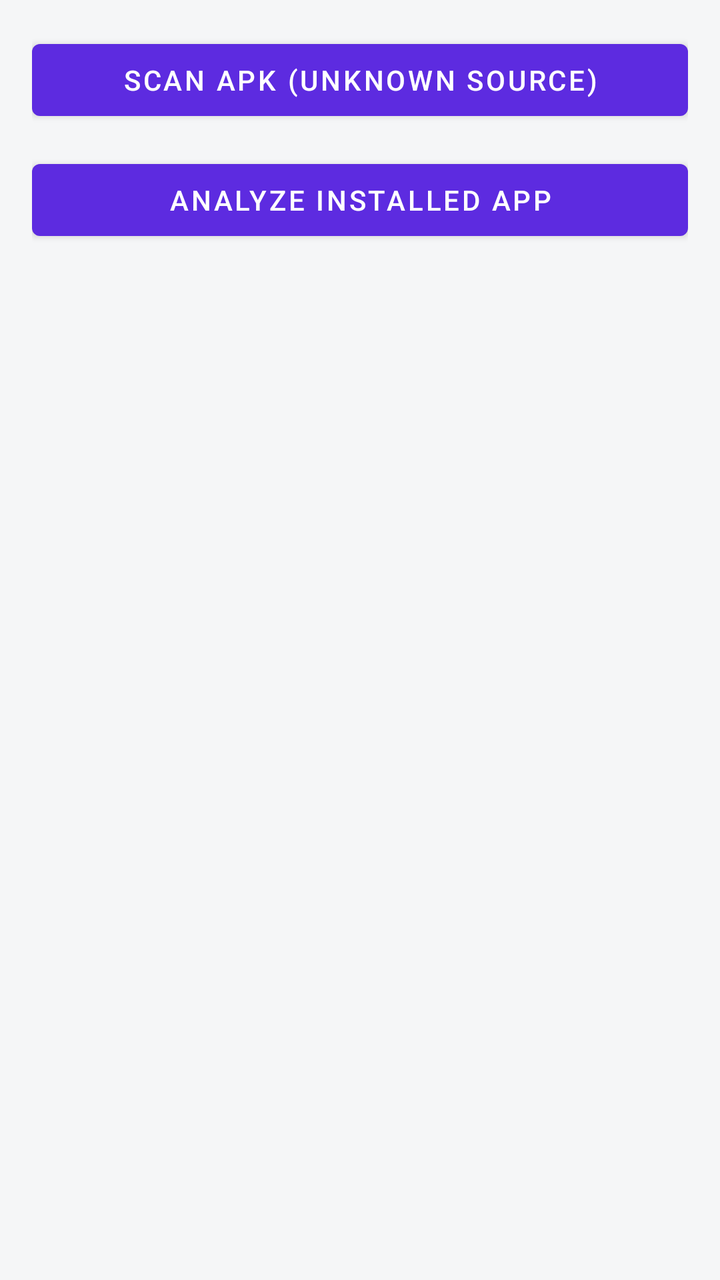
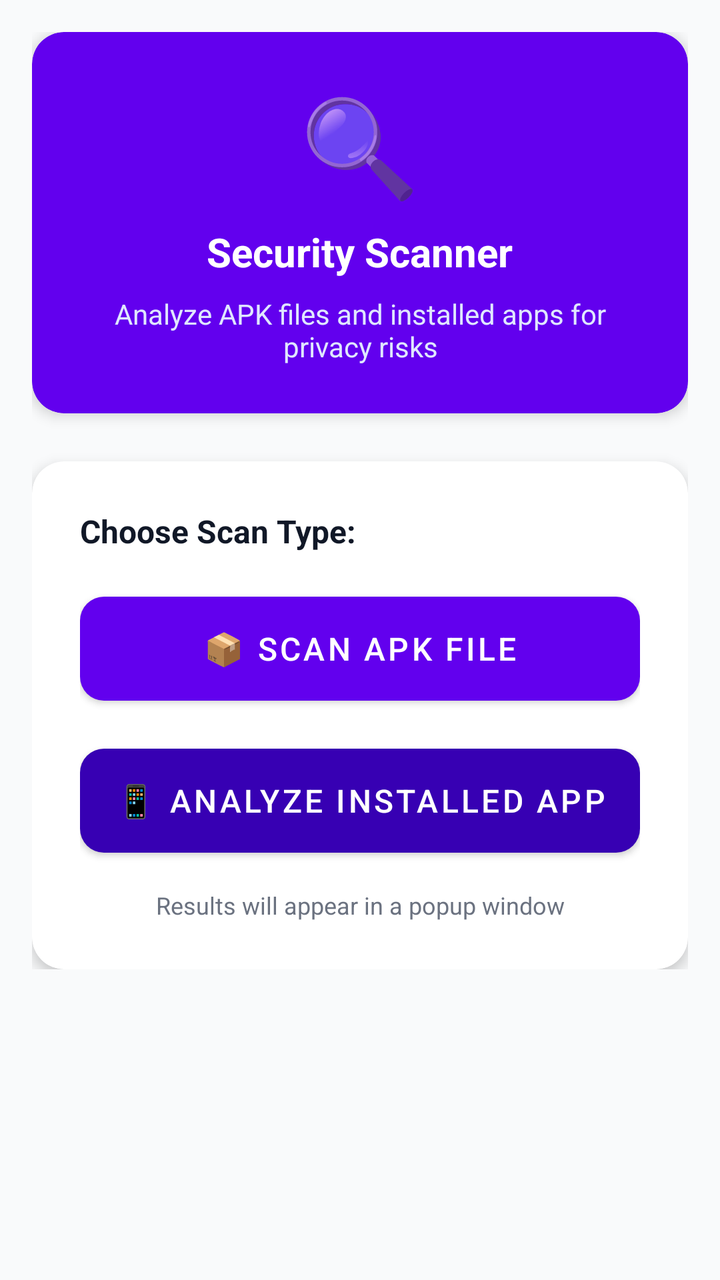

Before-and-after screenshots of an Android layout around one commit, followed by the original layout XML and the change that was made.
<!-- AndroidManifest.xml: application theme Theme.AppPrivacyAnalyzer -->
<!-- res/layout/fragment_scan.xml -->
<?xml version="1.0" encoding="utf-8"?>
<ScrollView xmlns:android="http://schemas.android.com/apk/res/android"
    android:layout_width="match_parent"
    android:layout_height="match_parent">

    <LinearLayout
        android:layout_width="match_parent"
        android:layout_height="wrap_content"
        android:orientation="vertical"
        android:padding="16dp">

        
        <Button
            android:id="@+id/btnScanApk"
            android:layout_width="match_parent"
            android:layout_height="wrap_content"
            android:text="SCAN APK (UNKNOWN SOURCE)" />

        
        <Button
            android:id="@+id/btnScanInstalled"
            android:layout_width="match_parent"
            android:layout_height="wrap_content"
            android:layout_marginTop="12dp"
            android:text="ANALYZE INSTALLED APP" />

        
        <LinearLayout
            android:id="@+id/resultContainer"
            android:layout_width="match_parent"
            android:layout_height="wrap_content"
            android:layout_marginTop="20dp"
            android:orientation="vertical"
            android:padding="12dp"
            android:background="@android:color/white"
            android:visibility="gone">

            <TextView
                android:id="@+id/tvAppName"
                android:textStyle="bold"
                android:textSize="18sp"
                android:layout_width="wrap_content"
                android:layout_height="wrap_content" />

            <TextView
                android:id="@+id/tvPackage"
                android:textColor="#666666"
                android:layout_marginBottom="8dp"
                android:layout_width="wrap_content"
                android:layout_height="wrap_content" />

            <TextView
                android:text="Privacy-sensitive access:"
                android:textStyle="bold"
                android:layout_width="wrap_content"
                android:layout_height="wrap_content" />

            <TextView
                android:id="@+id/tvRisks"
                android:layout_marginTop="4dp"
                android:layout_width="wrap_content"
                android:layout_height="wrap_content" />

            
            <TextView
                android:id="@+id/tvSignature"
                android:layout_marginTop="10dp"
                android:text="Signature verification will appear here"
                android:textColor="#444444"
                android:textSize="14sp"
                android:layout_width="wrap_content"
                android:layout_height="wrap_content" />

            
            <TextView
                android:id="@+id/tvScore"
                android:textStyle="bold"
                android:layout_marginTop="8dp"
                android:layout_width="wrap_content"
                android:layout_height="wrap_content" />

        </LinearLayout>

    </LinearLayout>
</ScrollView>
<!-- resources referenced by this layout -->
<resources>
  <style name="Theme.AppPrivacyAnalyzer" parent="Theme.MaterialComponents.Light.NoActionBar">
          
          <item name="colorPrimary">@color/purple_start</item>
          <item name="colorPrimaryVariant">@color/purple_end</item>
          <item name="colorOnPrimary">@color/white</item>
  
          <item name="colorSecondary">@color/amber</item>
          <item name="android:statusBarColor">@color/primary_dark</item>
          <item name="android:windowBackground">@color/bg_light</item>
  
          
          <item name="materialCardViewStyle">@style/Widget.MaterialComponents.CardView</item>
      </style>
  <color name="purple_start">#5D2BE0</color>
  <color name="purple_end">#7B1FFF</color>
  <color name="white">#FFFFFF</color>
  <color name="amber">#FFC107</color>
  <color name="primary_dark">#3700B3</color>
  <color name="bg_light">#F5F6F7</color>
</resources>

<!-- the commit's change to res/layout/fragment_scan.xml (unified diff, before → after) -->
@@ -1,85 +1,116 @@
 <?xml version="1.0" encoding="utf-8"?>
 <ScrollView xmlns:android="http://schemas.android.com/apk/res/android"
+    xmlns:app="http://schemas.android.com/apk/res-auto"
     android:layout_width="match_parent"
-    android:layout_height="match_parent">
+    android:layout_height="match_parent"
+    android:background="#F9FAFB">
 
     <LinearLayout
         android:layout_width="match_parent"
         android:layout_height="wrap_content"
         android:orientation="vertical"
-        android:padding="16dp">
+        android:padding="16dp"
+        android:gravity="center">
 
         
-        <Button
-            android:id="@+id/btnScanApk"
+        <com.google.android.material.card.MaterialCardView
             android:layout_width="match_parent"
             android:layout_height="wrap_content"
-            android:text="SCAN APK (UNKNOWN SOURCE)" />
+            android:layout_marginBottom="24dp"
+            app:cardCornerRadius="16dp"
+            app:cardElevation="4dp"
+            app:cardBackgroundColor="@color/purple_500">
+
+            <LinearLayout
+                android:layout_width="match_parent"
+                android:layout_height="wrap_content"
+                android:orientation="vertical"
+                android:padding="24dp"
+                android:gravity="center">
+
+                <TextView
+                    android:text="🔍"
+                    android:textSize="48sp"
+                    android:layout_marginBottom="8dp"
+                    android:layout_width="wrap_content"
+                    android:layout_height="wrap_content" />
+
+                <TextView
+                    android:text="Security Scanner"
+                    android:textStyle="bold"
+                    android:textSize="20sp"
+                    android:textColor="@android:color/white"
+                    android:layout_marginBottom="8dp"
+                    android:layout_width="wrap_content"
+                    android:layout_height="wrap_content" />
+
+                <TextView
+                    android:text="Analyze APK files and installed apps for privacy risks"
+                    android:textSize="14sp"
+                    android:textColor="#E0E7FF"
+                    android:gravity="center"
+                    android:layout_width="wrap_content"
+                    android:layout_height="wrap_content" />
+
+            </LinearLayout>
+        </com.google.android.material.card.MaterialCardView>
 
         
-        <Button
-            android:id="@+id/btnScanInstalled"
+        <com.google.android.material.card.MaterialCardView
             android:layout_width="match_parent"
             android:layout_height="wrap_content"
-            android:layout_marginTop="12dp"
-            android:text="ANALYZE INSTALLED APP" />
+            app:cardCornerRadius="16dp"
+            app:cardElevation="4dp">
 
-        
-        <LinearLayout
-            android:id="@+id/resultContainer"
-            android:layout_width="match_parent"
-            android:layout_height="wrap_content"
-            android:layout_marginTop="20dp"
-            android:orientation="vertical"
-            android:padding="12dp"
-            android:background="@android:color/white"
-            android:visibility="gone">
+            <LinearLayout
+                android:layout_width="match_parent"
+                android:layout_height="wrap_content"
+                android:orientation="vertical"
+                android:padding="24dp">
 
-            <TextView
-                android:id="@+id/tvAppName"
-                android:textStyle="bold"
-                android:textSize="18sp"
-                android:layout_width="wrap_content"
-                android:layout_height="wrap_content" />
+                <TextView
+                    android:text="Choose Scan Type:"
+                    android:textStyle="bold"
+                    android:textSize="16sp"
+                    android:textColor="#111827"
+                    android:layout_marginBottom="16dp"
+                    android:layout_width="wrap_content"
+                    android:layout_height="wrap_content" />
 
-            <TextView
-                android:id="@+id/tvPackage"
-                android:textColor="#666666"
-                android:layout_marginBottom="8dp"
-                android:layout_width="wrap_content"
-                android:layout_height="wrap_content" />
+                
+                <com.google.android.material.button.MaterialButton
+                    android:id="@+id/btnScanApk"
+                    android:layout_width="match_parent"
+                    android:layout_height="64dp"
+                    android:text="📦 SCAN APK FILE"
+                    android:textColor="@android:color/white"
+                    android:textSize="16sp"
+                    android:layout_marginBottom="12dp"
+                    app:cornerRadius="12dp"
+                    app:backgroundTint="@color/purple_500"/>
 
-            <TextView
-                android:text="Privacy-sensitive access:"
-                android:textStyle="bold"
-                android:layout_width="wrap_content"
-                android:layout_height="wrap_content" />
+                
+                <com.google.android.material.button.MaterialButton
+                    android:id="@+id/btnScanInstalled"
+                    android:layout_width="match_parent"
+                    android:layout_height="64dp"
+                    android:text="📱 ANALYZE INSTALLED APP"
+                    android:textColor="@android:color/white"
+                    android:textSize="16sp"
+                    app:cornerRadius="12dp"
+                    app:backgroundTint="@color/purple_700"/>
 
-            <TextView
-                android:id="@+id/tvRisks"
-                android:layout_marginTop="4dp"
-                android:layout_width="wrap_content"
-                android:layout_height="wrap_content" />
+                <TextView
+                    android:text="Results will appear in a popup window"
+                    android:textSize="12sp"
+                    android:textColor="#6B7280"
+                    android:gravity="center"
+                    android:layout_marginTop="12dp"
+                    android:layout_width="match_parent"
+                    android:layout_height="wrap_content" />
 
-            
-            <TextView
-                android:id="@+id/tvSignature"
-                android:layout_marginTop="10dp"
-                android:text="Signature verification will appear here"
-                android:textColor="#444444"
-                android:textSize="14sp"
-                android:layout_width="wrap_content"
-                android:layout_height="wrap_content" />
-
-            
-            <TextView
-                android:id="@+id/tvScore"
-                android:textStyle="bold"
-                android:layout_marginTop="8dp"
-                android:layout_width="wrap_content"
-                android:layout_height="wrap_content" />
-
-        </LinearLayout>
+            </LinearLayout>
+        </com.google.android.material.card.MaterialCardView>
 
     </LinearLayout>
 </ScrollView>
<!-- resource entries referenced after the edit -->
@@ -1,5 +1,7 @@
 <!-- resources referenced by this layout -->
 <resources>
+  <color name="purple_500">#6200EE</color>
+  <color name="purple_700">#3700B3</color>
   <style name="Theme.AppPrivacyAnalyzer" parent="Theme.MaterialComponents.Light.NoActionBar">
           
           <item name="colorPrimary">@color/purple_start</item>
